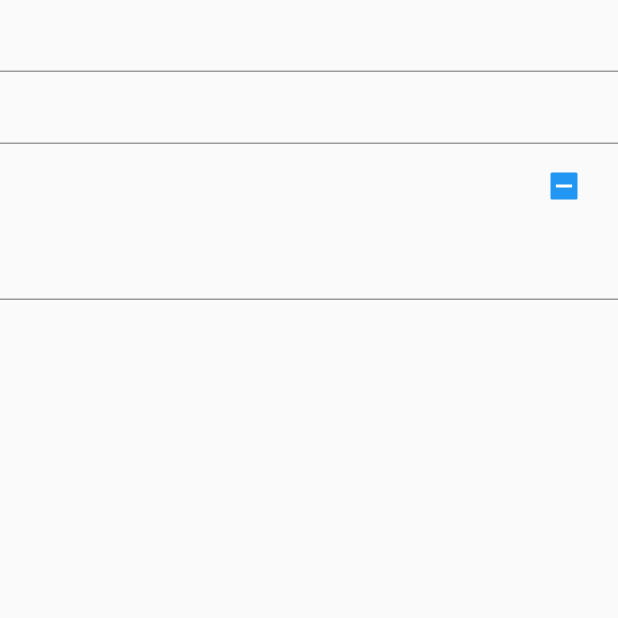
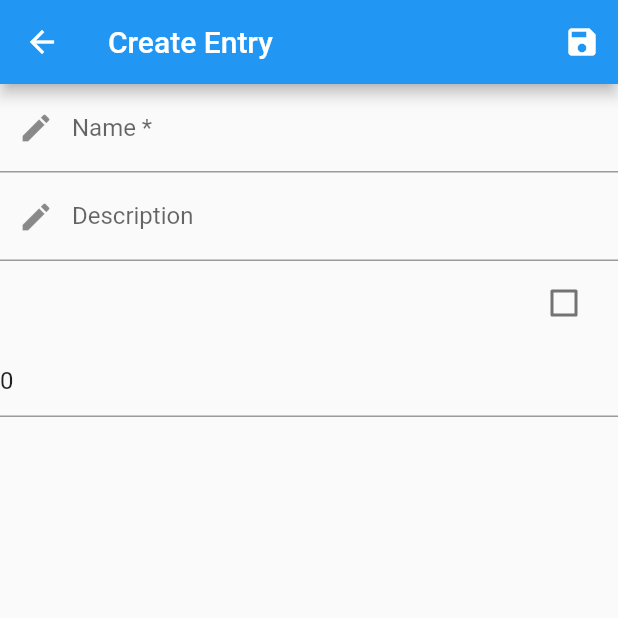
Before and after one commit to DrGilion/ListerApp, a Flutter app: the ItemCreationPage screen opened by its route, on a phone screen of 412 x 824 dp, the top half of it. Run offline on Flutter 3.47's test engine with Material 2 defaults, Android fonts, the phone set to English and light mode, and no system bars; our stand-ins replace convex_bottom_bar; statements that could not run were skipped.

Commit message:
added services for import,export and persistence

```diff
--- a/lib/lister_app.dart
+++ b/lib/lister_app.dart
@@ -1,11 +1,19 @@
 import 'package:flutter/material.dart';
 import 'package:lister_app/page/home_page.dart';
 import 'package:lister_app/page/item_creation_page.dart';
+import 'package:lister_app/service/import_export_service.dart';
+import 'package:lister_app/service/persistence_service.dart';
+import 'package:provider/provider.dart';
 
 class ListerApp extends StatelessWidget {
   @override
   Widget build(BuildContext context) {
-    return MaterialApp(
+    return MultiProvider(
+      providers: [
+        Provider(create: (context) => PersistenceService()),
+        Provider(create: (context) => ImportExportService()),
+      ],
+      builder: (context, _) =>  MaterialApp(
         title: 'Lister App',
         theme: ThemeData(
           primarySwatch: Colors.blue,
@@ -15,6 +23,7 @@ class ListerApp extends StatelessWidget {
           HomePage.routeName: (_) => HomePage(),
           ItemCreationPage.routeName: (_) => ItemCreationPage()
         },
+      ),
     );
   }
 }
--- a/lib/model/lister_list.dart
+++ b/lib/model/lister_list.dart
@@ -1,8 +1,9 @@
 import 'package:lister_app/model/lister_item.dart';
 
 class ListerList{
+  int id;
   String title;
   List<ListerItem> items;
 
-  ListerList(this.title, this.items);
+  ListerList(this.id, this.title, this.items);
 }
--- a/lib/page/item_creation_page.dart
+++ b/lib/page/item_creation_page.dart
@@ -1,4 +1,6 @@
 import 'package:flutter/material.dart';
+import 'package:lister_app/model/lister_item.dart';
+import 'package:lister_app/service/persistence_service.dart';
 
 class ItemCreationPage extends StatefulWidget {
   static const String routeName = "ItemCreationPage";
@@ -10,30 +12,71 @@ class ItemCreationPage extends StatefulWidget {
 }
 
 class _ItemCreationPageState extends State<ItemCreationPage> {
+  late int listId;
+
   String? name;
   String? description;
-  bool? experienced;
-  int? rating;
+  bool experienced = false;
+  int rating = 0;
+
+  final GlobalKey<FormState> formKey = GlobalKey();
+
+  final InputDecoration inputDecoration = InputDecoration(prefixIcon: Icon(Icons.edit));
+
+  @override
+  void initState() {
+    super.initState();
+
+    listId = ModalRoute.of(context)!.settings.arguments as int;
+  }
 
   @override
   Widget build(BuildContext context) {
     return SafeArea(
       child: Scaffold(
+        appBar: AppBar(
+          title: Text('Create Entry'),
+          actions: [
+            IconButton(
+              icon: Icon(Icons.save),
+              onPressed: _trySave,
+            )
+          ],
+        ),
         body: Form(
+          key: formKey,
           child: SingleChildScrollView(
             child: Column(
               children: [
-                TextFormField(),
-                TextFormField(),
+                TextFormField(
+                  decoration: inputDecoration.copyWith(
+                    labelText: 'Name *'
+                  ),
+                  initialValue: name,
+                  validator: (value) {
+                    if (value == null || value.isEmpty) {
+                      return 'Name must not be empty!';
+                    }
+                  },
+                ),
+                TextFormField(
+                  decoration: inputDecoration.copyWith(
+                      labelText: 'Description'
+                  ),
+                  initialValue: description,
+                ),
                 CheckboxListTile(
                     value: experienced,
                     onChanged: (value) {
-                      setState(() {
-                        experienced = value;
-                      });
+                      if (value != null) {
+                        setState(() {
+                          experienced = value;
+                        });
+                      }
                     }),
                 TextFormField(
                   keyboardType: TextInputType.number,
+                  initialValue: rating.toString(),
                 )
               ],
             ),
@@ -42,4 +85,12 @@ class _ItemCreationPageState extends State<ItemCreationPage> {
       ),
     );
   }
+
+  void _trySave() {
+    if (formKey.currentState!.validate()) {
+      ListerItem newItem =
+          PersistenceService.of(context).createItem(listId, name!, description ?? '', rating, experienced);
+      Navigator.of(context).pop(newItem);
+    }
+  }
 }
--- /dev/null
+++ b/lib/service/persistence_service.dart
@@ -0,0 +1,17 @@
+import 'package:flutter/material.dart';
+import 'package:lister_app/model/lister_item.dart';
+import 'package:provider/provider.dart';
+
+class PersistenceService {
+  static PersistenceService of(BuildContext context) => Provider.of<PersistenceService>(context, listen: false);
+
+  int _getNextItemId(){
+    //TODO
+    return 0;
+  }
+
+  ListerItem createItem(int listId, String name, String description, int rating, bool experienced) {
+    final DateTime now = DateTime.now();
+    return ListerItem(_getNextItemId(), listId, name, description, rating, experienced, now, now);
+  }
+}
--- a/pubspec.yaml
+++ b/pubspec.yaml
@@ -25,6 +25,7 @@ dependencies:
     sdk: flutter
   convex_bottom_bar: ^3.0.0
   cupertino_icons: ^1.0.1
+  provider: ^6.0.0
 
 dev_dependencies:
   flutter_test:
```
Also changed, not shown: lib/component/lister_page.dart (+8 -0 lines), lib/service/import_export_service.dart (added, +27 -0 lines), pubspec.lock. Lines whose indentation alone changed are shown as unchanged.
